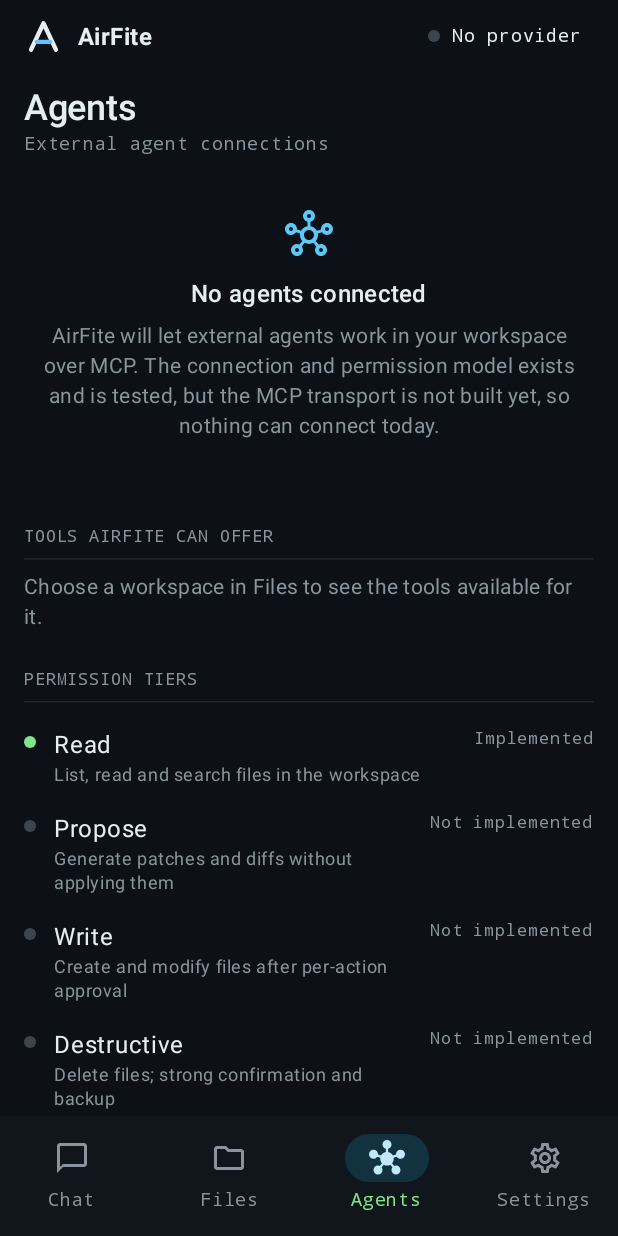
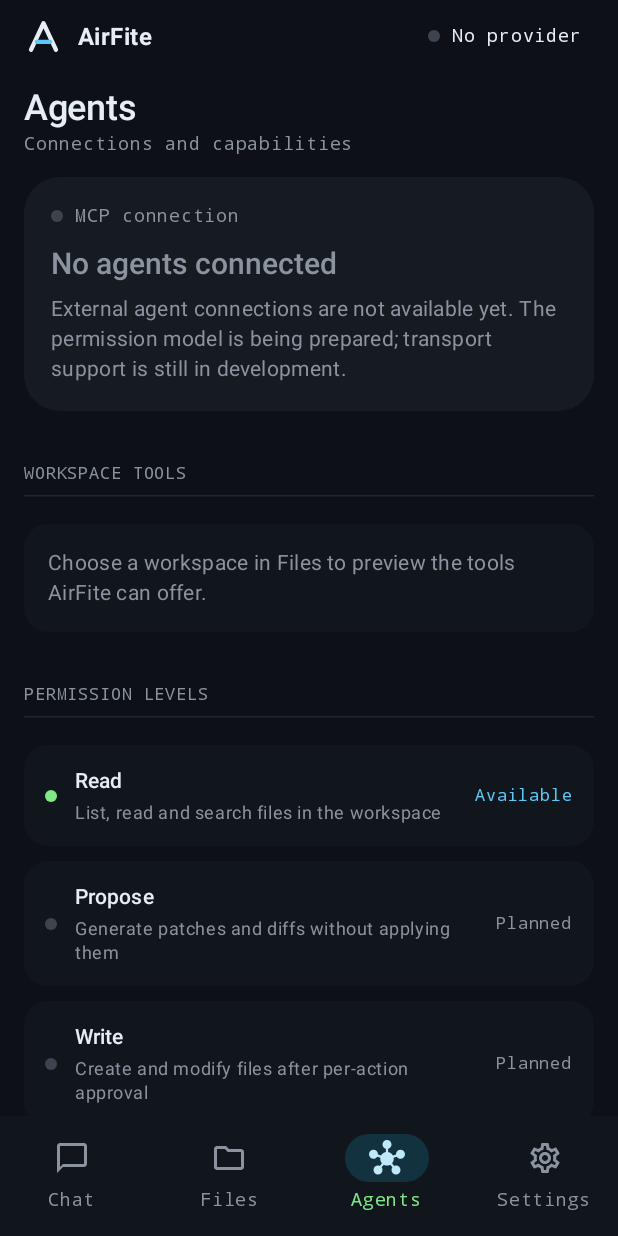
Before and after one commit to johnr1sh/AirFite, an Android app built with Jetpack Compose: the screen it shows after launch (MainActivity), item 3 of the bottom bar chosen, on a phone screen of 412 x 824 dp. Run offline under Robolectric (Android 15) with nearby library versions, the phone set to English and light mode, and no system bars.

Commit message:
Polish Agents screen cards and hierarchy

```diff
--- a/app/src/main/java/dev/johnrish/pocketengineer/ui/agents/AgentsScreen.kt
+++ b/app/src/main/java/dev/johnrish/pocketengineer/ui/agents/AgentsScreen.kt
@@ -1,5 +1,7 @@
+
 package dev.johnrish.pocketengineer.ui.agents
 
+import androidx.compose.foundation.layout.Arrangement
 import androidx.compose.foundation.layout.Column
 import androidx.compose.foundation.layout.Row
 import androidx.compose.foundation.layout.Spacer
@@ -12,6 +14,7 @@ import androidx.compose.foundation.lazy.items
 import androidx.compose.material.icons.Icons
 import androidx.compose.material.icons.outlined.Hub
 import androidx.compose.material3.MaterialTheme
+import androidx.compose.material3.Surface
 import androidx.compose.material3.Text
 import androidx.compose.runtime.Composable
 import androidx.compose.runtime.remember
@@ -27,15 +30,13 @@ import dev.johnrish.pocketengineer.ui.components.StatusDot
 import org.json.JSONArray
 
 private data class ToolSummary(val name: String, val description: String)
-
 private data class TierRow(val tier: CapabilityTier, val title: String, val detail: String, val status: String, val available: Boolean)
 
-/** Status here must mirror what is implemented; update it only when the capability really ships. */
 private val tiers = listOf(
-    TierRow(CapabilityTier.READ, "Read", "List, read and search files in the workspace", "Implemented", true),
-    TierRow(CapabilityTier.PROPOSE, "Propose", "Generate patches and diffs without applying them", "Not implemented", false),
-    TierRow(CapabilityTier.WRITE, "Write", "Create and modify files after per-action approval", "Not implemented", false),
-    TierRow(CapabilityTier.DESTRUCTIVE, "Destructive", "Delete files; strong confirmation and backup", "Not implemented", false),
+    TierRow(CapabilityTier.READ, "Read", "List, read and search files in the workspace", "Available", true),
+    TierRow(CapabilityTier.PROPOSE, "Propose", "Generate patches and diffs without applying them", "Planned", false),
+    TierRow(CapabilityTier.WRITE, "Write", "Create and modify files after per-action approval", "Planned", false),
+    TierRow(CapabilityTier.DESTRUCTIVE, "Destructive", "Delete files; strong confirmation and backup", "Planned", false),
     TierRow(CapabilityTier.EXECUTE, "Execute", "Run commands, builds and tests", "Disabled", false)
 )
 
@@ -46,46 +47,58 @@ private fun summarize(manifest: JSONArray): List<ToolSummary> = (0 until manifes
 @Composable
 fun AgentsScreen(vm: ChatViewModel, modifier: Modifier = Modifier) {
     val tools = remember(vm.workspaceUri) { summarize(vm.workspaceToolManifest()) }
-    LazyColumn(modifier.fillMaxSize().padding(horizontal = 16.dp)) {
-        item { ScreenHeader(title = "Agents", subtitle = "External agent connections") }
+    LazyColumn(
+        modifier.fillMaxSize().padding(horizontal = 16.dp),
+        verticalArrangement = Arrangement.spacedBy(10.dp)
+    ) {
+        item { ScreenHeader(title = "Agents", subtitle = "Connections and capabilities") }
         item {
-            EmptyState(
-                icon = Icons.Outlined.Hub,
-                title = "No agents connected",
-                body = "AirFite will let external agents work in your workspace over MCP. The connection and " +
-                    "permission model exists and is tested, but the MCP transport is not built yet, so nothing can connect today."
-            )
+            Surface(shape = MaterialTheme.shapes.extraLarge, color = MaterialTheme.colorScheme.surfaceContainerHigh) {
+                Column(Modifier.padding(18.dp)) {
+                    Row(verticalAlignment = Alignment.CenterVertically) {
+                        StatusDot(MaterialTheme.colorScheme.outline)
+                        Spacer(Modifier.width(8.dp))
+                        Text("MCP connection", style = MaterialTheme.typography.labelMedium, color = MaterialTheme.colorScheme.onSurfaceVariant)
+                    }
+                    Text("No agents connected", style = MaterialTheme.typography.titleLarge, modifier = Modifier.padding(top = 10.dp))
+                    Text(
+                        "External agent connections are not available yet. The permission model is being prepared; transport support is still in development.",
+                        style = MaterialTheme.typography.bodyMedium, color = MaterialTheme.colorScheme.onSurfaceVariant,
+                        modifier = Modifier.padding(top = 6.dp)
+                    )
+                }
+            }
         }
-        item { SectionLabel("Tools AirFite can offer") }
+        item { SectionLabel("Workspace tools") }
         if (tools.isEmpty()) {
             item {
-                Text(
-                    "Choose a workspace in Files to see the tools available for it.",
-                    style = MaterialTheme.typography.bodyMedium, color = MaterialTheme.colorScheme.onSurfaceVariant
-                )
+                Surface(shape = MaterialTheme.shapes.large, color = MaterialTheme.colorScheme.surfaceContainer) {
+                    Text("Choose a workspace in Files to preview the tools AirFite can offer.", Modifier.padding(16.dp), style = MaterialTheme.typography.bodyMedium, color = MaterialTheme.colorScheme.onSurfaceVariant)
+                }
             }
         } else {
             items(tools) { tool ->
-                Column(Modifier.fillMaxWidth().padding(vertical = 8.dp)) {
-                    Text(tool.name, style = MaterialTheme.typography.labelMedium, color = MaterialTheme.colorScheme.primary)
-                    Text(tool.description, style = MaterialTheme.typography.bodyMedium, color = MaterialTheme.colorScheme.onSurfaceVariant)
+                Surface(shape = MaterialTheme.shapes.large, color = MaterialTheme.colorScheme.surfaceContainer) {
+                    Column(Modifier.fillMaxWidth().padding(14.dp)) {
+                        Text(tool.name, style = MaterialTheme.typography.titleSmall, color = MaterialTheme.colorScheme.primary)
+                        Text(tool.description, style = MaterialTheme.typography.bodySmall, color = MaterialTheme.colorScheme.onSurfaceVariant, modifier = Modifier.padding(top = 4.dp))
+                    }
                 }
             }
         }
-        item { SectionLabel("Permission tiers") }
+        item { SectionLabel("Permission levels") }
         items(tiers) { row ->
-            Row(Modifier.fillMaxWidth().padding(vertical = 8.dp), verticalAlignment = Alignment.Top) {
-                StatusDot(
-                    if (row.available) MaterialTheme.colorScheme.secondary else MaterialTheme.colorScheme.outline,
-                    Modifier.padding(top = 6.dp)
-                )
-                Spacer(Modifier.width(12.dp))
-                Column(Modifier.weight(1f)) {
-                    Text(row.title, style = MaterialTheme.typography.bodyLarge)
-                    Text(row.detail, style = MaterialTheme.typography.bodySmall, color = MaterialTheme.colorScheme.onSurfaceVariant)
+            Surface(shape = MaterialTheme.shapes.large, color = MaterialTheme.colorScheme.surfaceContainer) {
+                Row(Modifier.fillMaxWidth().padding(14.dp), verticalAlignment = Alignment.CenterVertically) {
+                    StatusDot(if (row.available) MaterialTheme.colorScheme.secondary else MaterialTheme.colorScheme.outline)
+                    Spacer(Modifier.width(12.dp))
+                    Column(Modifier.weight(1f)) {
+                        Text(row.title, style = MaterialTheme.typography.titleSmall)
+                        Text(row.detail, style = MaterialTheme.typography.bodySmall, color = MaterialTheme.colorScheme.onSurfaceVariant, modifier = Modifier.padding(top = 3.dp))
+                    }
+                    Spacer(Modifier.width(8.dp))
+                    Text(row.status, style = MaterialTheme.typography.labelSmall, color = if (row.available) MaterialTheme.colorScheme.primary else MaterialTheme.colorScheme.onSurfaceVariant)
                 }
-                Spacer(Modifier.width(12.dp))
-                Text(row.status, style = MaterialTheme.typography.labelSmall, color = MaterialTheme.colorScheme.onSurfaceVariant)
             }
         }
     }
```
